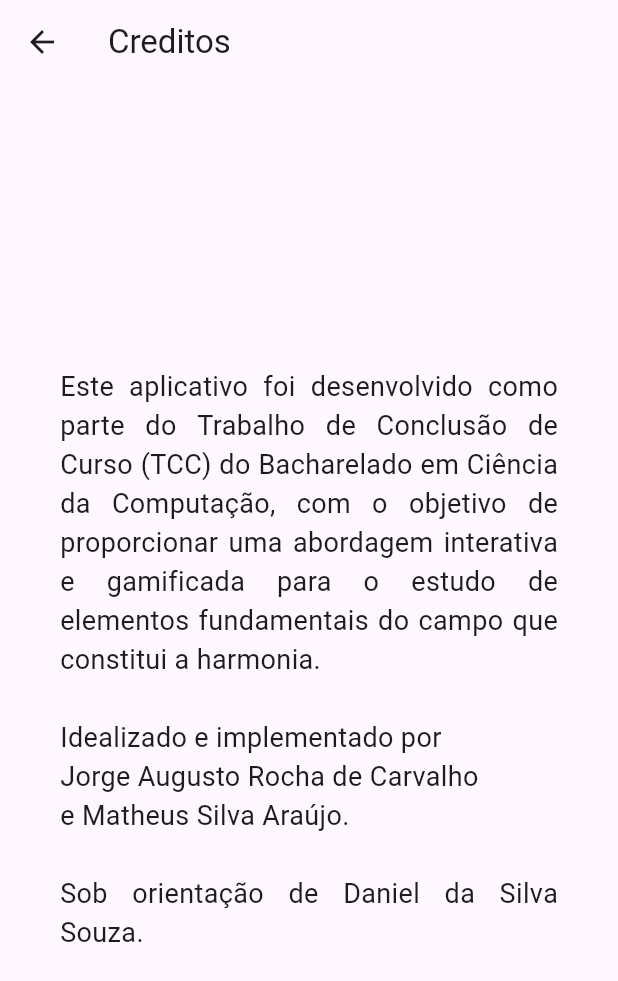
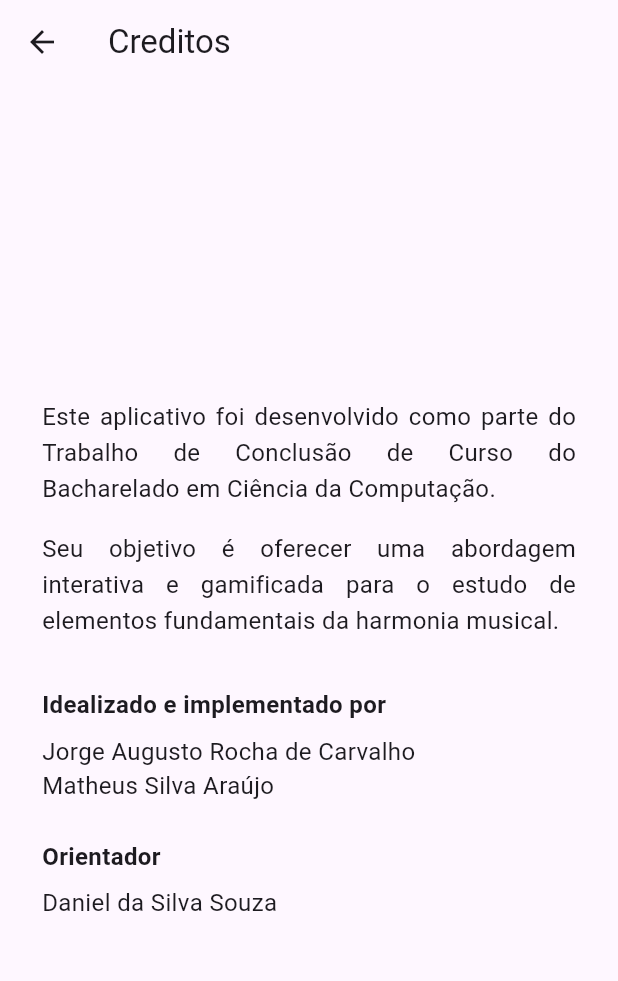
Before and after one commit to jorgearcarvalho/tabuada-do-musico, a Flutter app: the CreditosPage screen opened by its route, on a phone screen of 412 x 824 dp. Shown: the top 981 px of the screen. Run offline on Flutter 3.47's test engine with Material 3 defaults, Android fonts, the phone set to English and light mode, and no system bars.

Commit message:
Altera texto do credito e icone do app

```diff
--- a/tabuada_do_musico/lib/pages/creditos_page.dart
+++ b/tabuada_do_musico/lib/pages/creditos_page.dart
@@ -11,14 +11,44 @@ class CreditosPage extends StatelessWidget {
           title: const Text('Creditos'),
         ),
         body: Container(
-            padding: EdgeInsets.all(40),
-            child:
-                Column(mainAxisAlignment: MainAxisAlignment.center, children: [
+          padding: EdgeInsets.symmetric(horizontal: 28.0, vertical: 32.0),
+          child: Column(
+            mainAxisAlignment: MainAxisAlignment.center,
+            crossAxisAlignment: CrossAxisAlignment.start,
+            children: [
               Text(
-                "Este aplicativo foi desenvolvido como parte do Trabalho de Conclusão de Curso (TCC) do Bacharelado em Ciência da Computação, com o objetivo de proporcionar uma abordagem interativa e gamificada para o estudo de elementos fundamentais do campo que constitui a harmonia. \n\nIdealizado e implementado por \nJorge Augusto Rocha de Carvalho \ne Matheus Silva Araújo. \n\nSob orientação de Daniel da Silva Souza.",
-                style: TextStyle(fontSize: 18),
+                "Este aplicativo foi desenvolvido como parte do Trabalho de Conclusão de Curso do Bacharelado em Ciência da Computação.",
+                style: TextStyle(fontSize: 16, height: 1.5),
                 textAlign: TextAlign.justify,
-              )
-            ])));
+              ),
+              SizedBox(height: 16),
+              Text(
+                "Seu objetivo é oferecer uma abordagem interativa e gamificada para o estudo de elementos fundamentais da harmonia musical.",
+                style: TextStyle(fontSize: 16, height: 1.5),
+                textAlign: TextAlign.justify,
+              ),
+              SizedBox(height: 32),
+              Text(
+                "Idealizado e implementado por",
+                style: TextStyle(fontSize: 16, fontWeight: FontWeight.bold),
+              ),
+              SizedBox(height: 8),
+              Text(
+                "Jorge Augusto Rocha de Carvalho\nMatheus Silva Araújo",
+                style: TextStyle(fontSize: 16),
+              ),
+              SizedBox(height: 24),
+              Text(
+                "Orientador",
+                style: TextStyle(fontSize: 16, fontWeight: FontWeight.bold),
+              ),
+              SizedBox(height: 8),
+              Text(
+                "Daniel da Silva Souza",
+                style: TextStyle(fontSize: 16),
+              ),
+            ],
+          ),
+        ));
   }
 }
--- a/tabuada_do_musico/lib/pages/home_page.dart
+++ b/tabuada_do_musico/lib/pages/home_page.dart
@@ -39,10 +39,13 @@ class _HomePageState extends State<HomePage> {
                   textAlign: TextAlign.center),
             ),
             const SizedBox(height: 20),
-            Image.asset(
-              'assets/images/clave_de_sol_1.png',
-              width: 150,
-              height: 150,
+            Opacity(
+              opacity: 0.85,
+              child: Image.asset(
+                'assets/images/clave_de_sol_1.png',
+                width: 150,
+                height: 150,
+              ),
             ),
             const SizedBox(height: 20),
             ElevatedButton(
```
Also changed, not shown: tabuada_do_musico/assets/images/clave_de_sol_1.png, 26 other files.
